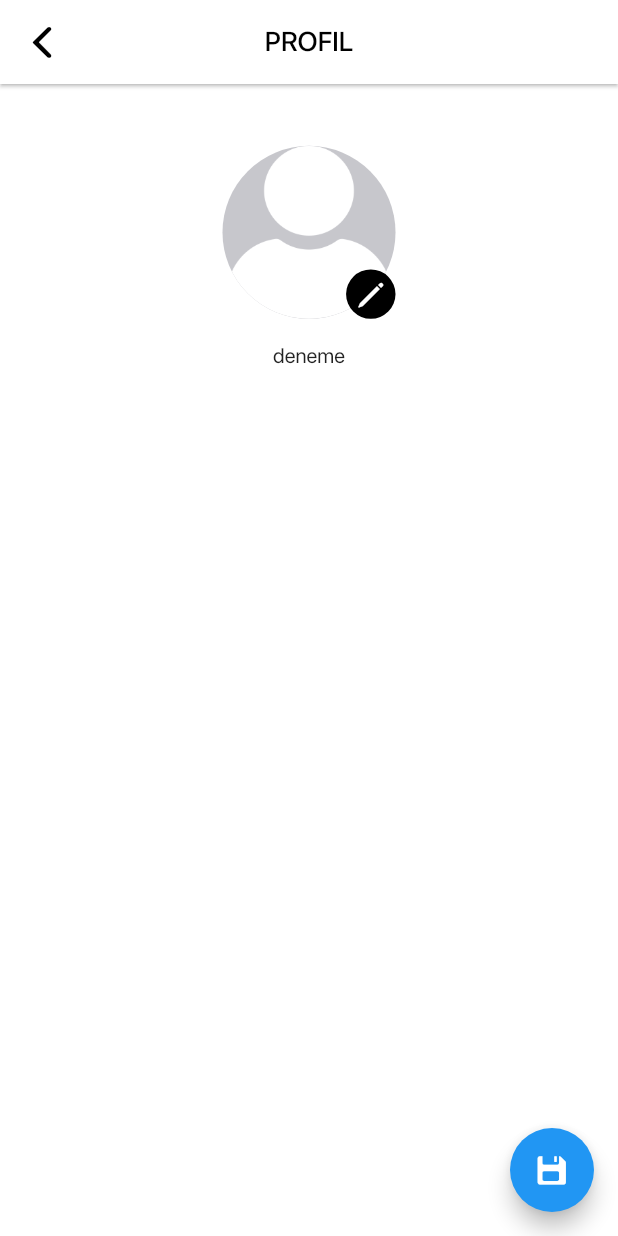
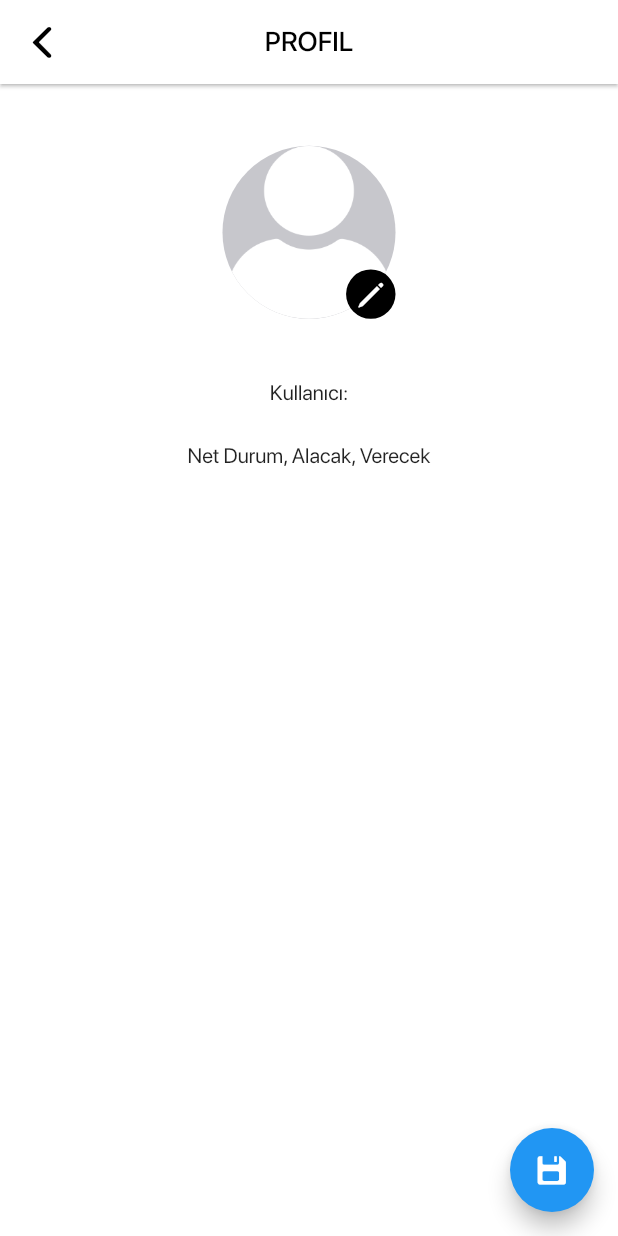
Before and after one commit to mlafci/paypara, a Flutter app: the ProfileView screen opened directly, on a phone screen of 412 x 824 dp. Run offline on Flutter 3.47's test engine with Material 2 defaults, Android fonts, the phone set to English and light mode, and no system bars; our stand-ins replace image_cropper, image_picker, shared_preferences; accounts and stored records are empty; network calls fail.

Commit message:
profileStatus

```diff
--- a/lib/ui/views/profile/profile_view.dart
+++ b/lib/ui/views/profile/profile_view.dart
@@ -6,7 +6,10 @@ import 'package:paypara/controller/image_picker/image_picker_controller.dart';
 import 'package:paypara/core/base/state/utility.dart';
 import 'package:paypara/core/constants/asset_constant.dart';
 import 'package:paypara/core/init/theme/color_manager.dart';
+import 'package:paypara/models/account/account.dart';
 import 'package:paypara/models/user/user.dart';
+import 'package:paypara/services/auth/auth_service.dart';
+import 'package:paypara/services/user/user_service.dart';
 import 'package:paypara/ui/view_models/image_picker/image_picker_model.dart';
 import 'package:paypara/ui/widgets/appBar.dart';
 
@@ -17,8 +20,8 @@ class ProfileView extends StatefulWidget {
 
 class _ProfileViewState extends State<ProfileView> {
   ImagePickerModel userImage = ImagePickerModel();
+  User profileUser = new User();
   int type = 0;
-  User userProfile = new User();
   @override
   Widget build(BuildContext context) {
     Utility.height =
@@ -30,6 +33,7 @@ class _ProfileViewState extends State<ProfileView> {
       appBar: appBar(
         text: 'PROFIL',
         isBack: true,
+        context: context,
       ),
       floatingActionButton: FloatingActionButton(
         onPressed: () {
@@ -85,11 +89,17 @@ class _ProfileViewState extends State<ProfileView> {
             ],
           ),
           SizedBox(
-            height: Utility.dynamicHeight(0.02),
+            height: Utility.dynamicHeight(0.05),
           ),
-          Text("deneme"
-              //"${userProfile.result.name.toUpperCase()} ${userProfile.result.surname.toUpperCase()}",
-              )
+          Text("Kullanıcı:"
+              //${}"
+              ),
+          SizedBox(
+            height: Utility.dynamicHeight(0.03),
+          ),
+          Text("Net Durum, Alacak, Verecek"
+              //"${UserService.instance.profileStatus()}"
+              ),
         ]),
       ),
     );
```
Also changed, not shown: lib/core/init/network/network_manager.dart (+9 -0 lines), lib/services/user/user_service.dart (+16 -1 lines).
